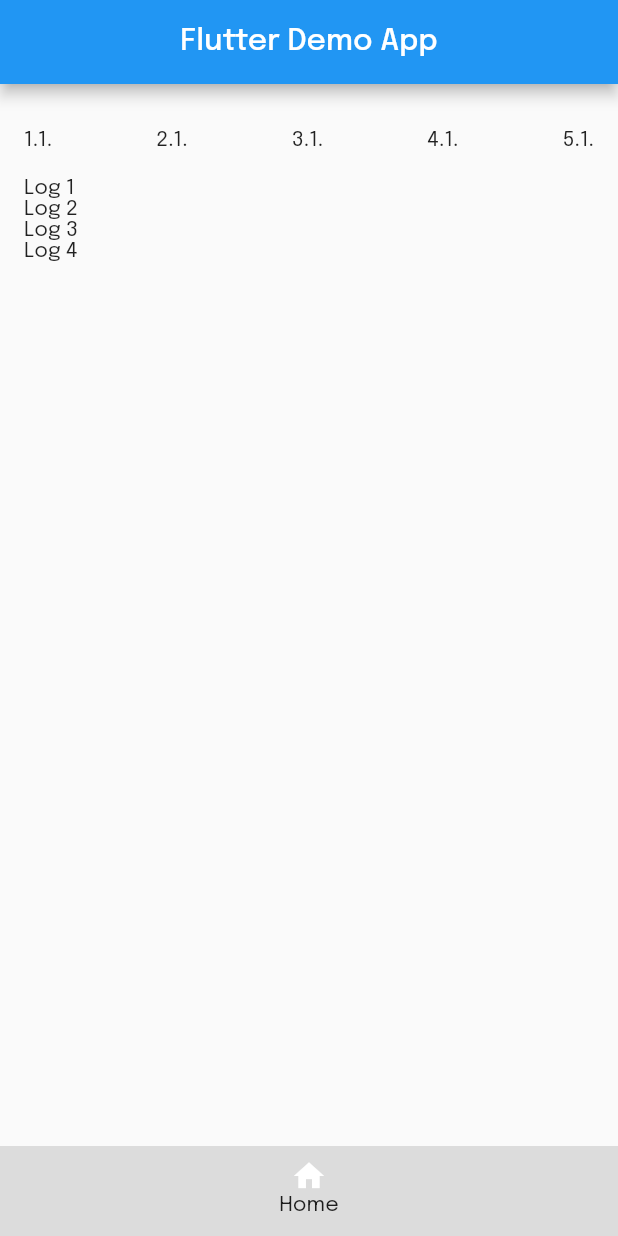
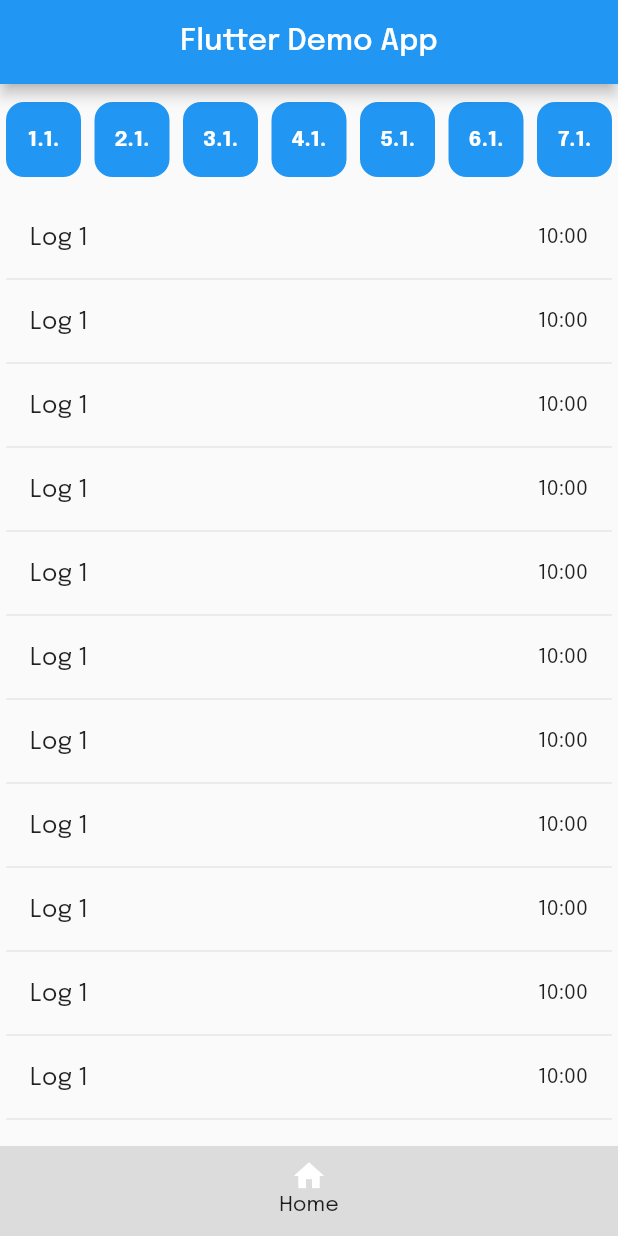
Before and after one commit to spehj/flutter_demo_api_app, a Flutter app: the screen it shows after launch, on a phone screen of 412 x 824 dp. Run offline on Flutter 3.47's test engine with Material 2 defaults, Android fonts, the phone set to English and light mode, and no system bars; our stand-ins replace google_fonts.

Commit message:
App layout done.

```diff
--- a/lib/screens/home_screen.dart
+++ b/lib/screens/home_screen.dart
@@ -1,4 +1,6 @@
 import 'package:flutter/material.dart';
+import 'package:flutter_demo_api_app/widgets/date_widet.dart';
+import 'package:flutter_demo_api_app/widgets/log_item_widget.dart';
 
 class HomeScreen extends StatefulWidget {
   const HomeScreen({Key? key}) : super(key: key);
@@ -15,39 +17,45 @@ class _HomeScreenState extends State<HomeScreen> {
         title: Center(child: const Text("Flutter Demo App")),
       ),
       body: Container(
-        padding: EdgeInsets.symmetric(horizontal: 16, vertical: 12),
+        padding: EdgeInsets.only(left: 4, right: 4, top: 12, bottom: 0),
         child: Column(
           children: [
           Row(
 
           mainAxisAlignment: MainAxisAlignment.spaceBetween,
           children: [
-                Container(
-                    height: 50,
-                    child: Center(child: Text("1.1."))),
-                Container(
-                    height: 50,
-                    child: Center(child: Text("2.1."))),
-                Container(
-                    height: 50,
-                    child: Center(child: Text("3.1."))),
-                Container(
-                    height: 50,
-                    child: Center(child: Text("4.1."))),
-                Container(
-                    height: 50,
-                    child: Center(child: Text("5.1."))),
+            DateWidget(date: "1.1."),
+            DateWidget(date: "2.1."),
+            DateWidget(date: "3.1."),
+            DateWidget(date: "4.1."),
+            DateWidget(date: "5.1."),
+            DateWidget(date: "6.1."),
+            DateWidget(date: "7.1."),
+
           ],
         ),
+        SizedBox(height: 12,),
         Expanded(child: ListView(
-              children: [
-                Text("Log 1"),
-                Text("Log 2"),
-                Text("Log 3"),
-                Text("Log 4"),
-
+            children: ListTile.divideTiles(context: context, tiles: [
+              LogItemWidget(logText: "Log 1", logHour: "10:00"),
+              LogItemWidget(logText: "Log 1", logHour: "10:00"),
+              LogItemWidget(logText: "Log 1", logHour: "10:00"),
+              LogItemWidget(logText: "Log 1", logHour: "10:00"),
+              LogItemWidget(logText: "Log 1", logHour: "10:00"),
+              LogItemWidget(logText: "Log 1", logHour: "10:00"),
+              LogItemWidget(logText: "Log 1", logHour: "10:00"),
+              LogItemWidget(logText: "Log 1", logHour: "10:00"),
+              LogItemWidget(logText: "Log 1", logHour: "10:00"),
+              LogItemWidget(logText: "Log 1", logHour: "10:00"),
+              LogItemWidget(logText: "Log 1", logHour: "10:00"),
+              LogItemWidget(logText: "Log 1", logHour: "10:00"),
+              LogItemWidget(logText: "Log 1", logHour: "10:00"),
+              LogItemWidget(logText: "Log 1", logHour: "10:00"),
+              LogItemWidget(logText: "Log 1", logHour: "10:00"),
+              LogItemWidget(logText: "Log 1", logHour: "10:00"),
+              LogItemWidget(logText: "Log 1", logHour: "10:00"),
             ],
-            ))
+            ).toList(),)),
           ],
         ),
       ),
--- /dev/null
+++ b/lib/widgets/date_widet.dart
@@ -0,0 +1,18 @@
+import 'package:flutter/material.dart';
+
+class DateWidget extends StatelessWidget {
+
+  final String date;
+
+  const DateWidget({Key? key, required this.date}) : super(key: key);
+
+  @override
+  Widget build(BuildContext context) {
+    return Container(
+        height: 50,
+        width: 50,
+        padding: EdgeInsets.all(5),
+        decoration: BoxDecoration(color: Colors.blue, borderRadius: BorderRadius.circular(12)),
+        child: Center(child: Text(date, style: TextStyle(color: Colors.white, fontWeight: FontWeight.bold),)));
+  }
+}
--- /dev/null
+++ b/lib/widgets/log_item_widget.dart
@@ -0,0 +1,13 @@
+import 'package:flutter/material.dart';
+
+class LogItemWidget extends StatelessWidget {
+
+  final String logText;
+  final String logHour;
+  const LogItemWidget({Key? key, required this.logText, required this.logHour}) : super(key: key);
+
+  @override
+  Widget build(BuildContext context) {
+    return ListTile(title: Text(logText), trailing: Text(logHour),);
+  }
+}
```
Lines whose indentation alone changed are shown as unchanged.
